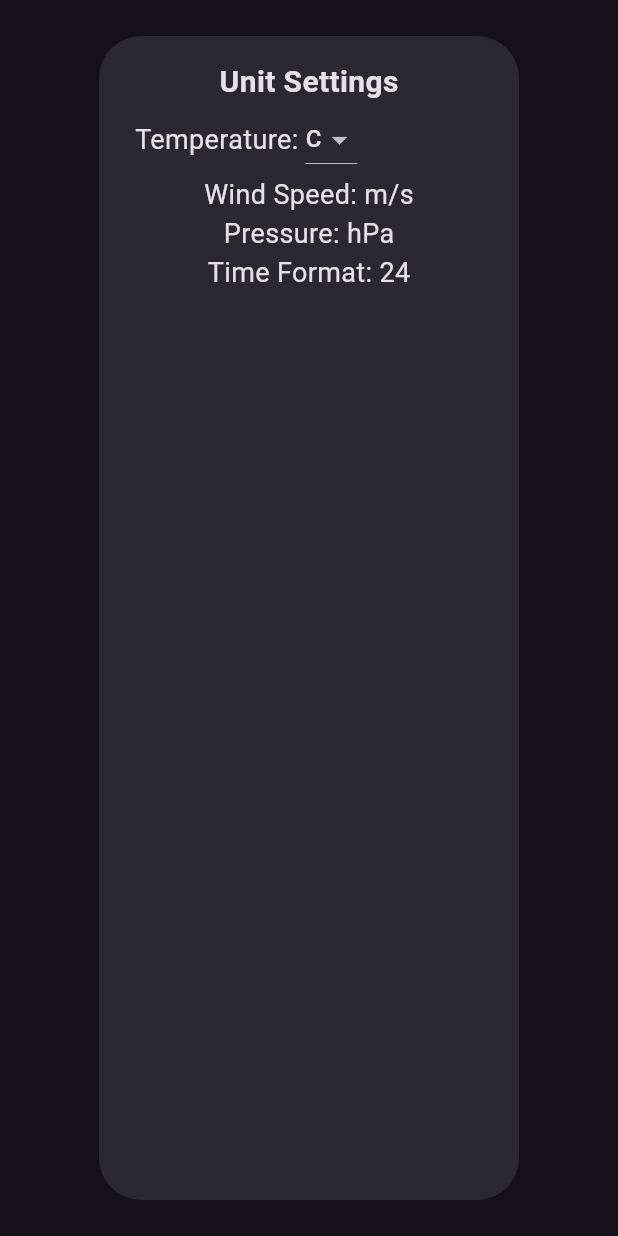
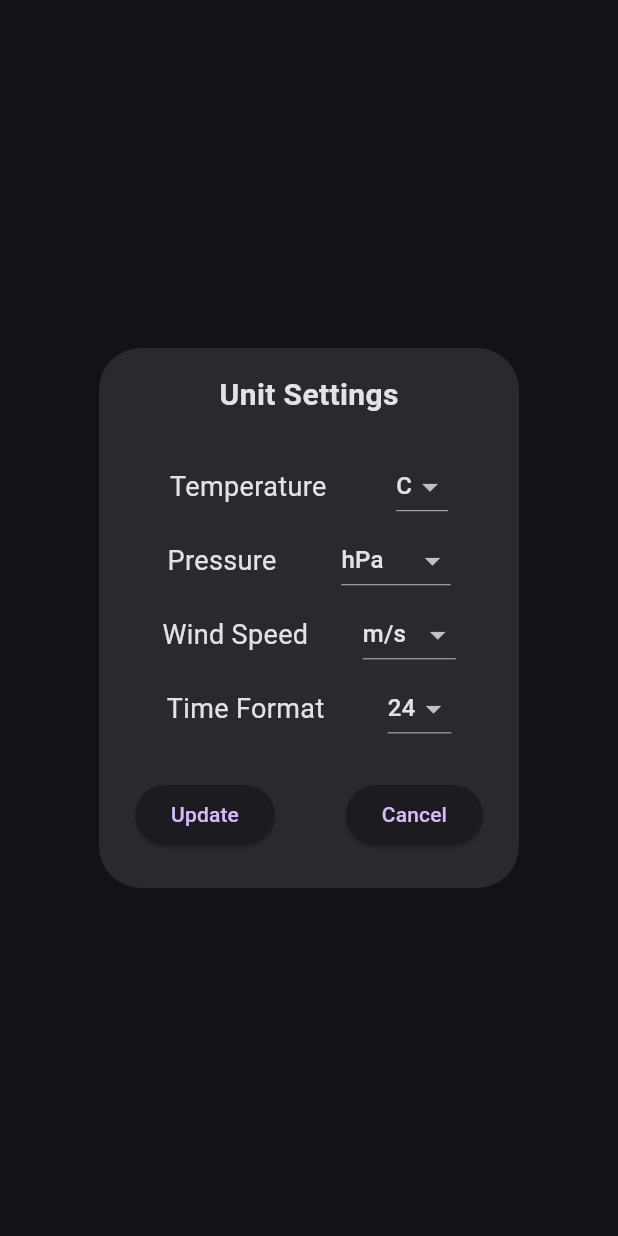
Before and after one commit to Keremovsky/flutter_weather_app, a Flutter app: the UnitSettings widget shown alone on an empty page, opened directly, on a phone screen of 412 x 824 dp. Run offline on Flutter 3.47's test engine with Material 2 defaults, Android fonts, the phone set to English and light mode, and no system bars; our stand-ins replace either_dart, flutter_riverpod, geolocator, internet_connection_checker, riverpod, shared_preferences; accounts and stored records are empty.

Commit message:
designing unit settings box

```diff
--- a/lib/core/constants/constants.dart
+++ b/lib/core/constants/constants.dart
@@ -44,4 +44,23 @@ class Constants {
     const DropdownMenuItem(value: "C", child: Text("C")),
     const DropdownMenuItem(value: "K", child: Text("K")),
   ];
+
+  // pressure drop down items
+  static final pressureDropDownItems = [
+    const DropdownMenuItem(value: "hPa", child: Text("hPa")),
+    const DropdownMenuItem(value: "bar", child: Text("bar")),
+    const DropdownMenuItem(value: "mmHg", child: Text("mmHg")),
+  ];
+
+  // wind speed drop down items
+  static final windDropDownItems = [
+    const DropdownMenuItem(value: "m/s", child: Text("m/s")),
+    const DropdownMenuItem(value: "km/h", child: Text("km/h")),
+  ];
+
+  // time format drop down items
+  static final timeDropDownItems = [
+    const DropdownMenuItem(value: "12", child: Text("12")),
+    const DropdownMenuItem(value: "24", child: Text("24")),
+  ];
 }
--- a/lib/features/weather/controller/weather_controller.dart
+++ b/lib/features/weather/controller/weather_controller.dart
@@ -55,7 +55,7 @@ class WeatherController extends StateNotifier {
           final pressure = dataList[a]["main"]["pressure"];
           final humidity = dataList[a]["main"]["humidity"];
           final speed = dataList[a]["wind"]["speed"];
-          final hour = DateFormat.H().format(parseHour);
+          final hour = DateFormat.Hm().format(parseHour);
 
           cityName = CityWeather(
             cityName: city,
--- a/lib/features/weather/widgets/main_weather_box/hourly_weather_box.dart
+++ b/lib/features/weather/widgets/main_weather_box/hourly_weather_box.dart
@@ -12,8 +12,6 @@ class HourlyWeatherBox extends ConsumerWidget {
   @override
   Widget build(BuildContext context, WidgetRef ref) {
     final unitSetting = ref.watch(unitSettingNotifierProvider);
-    int hour =
-        int.parse(cityWeather.hour) % int.parse(unitSetting.timeFormatUnit);
 
     return Card(
       child: SizedBox(
@@ -23,7 +21,7 @@ class HourlyWeatherBox extends ConsumerWidget {
           mainAxisAlignment: MainAxisAlignment.spaceAround,
           children: [
             Text(
-              "$hour:00",
+              cityWeather.hour,
               style: const TextStyle(fontSize: 15),
             ),
             Icon(
--- a/lib/features/weather/widgets/unit_settings.dart
+++ b/lib/features/weather/widgets/unit_settings.dart
@@ -2,18 +2,45 @@ import 'package:flutter/material.dart';
 import 'package:flutter_riverpod/flutter_riverpod.dart';
 import 'package:flutter_weather_app/core/constants/constants.dart';
 import 'package:flutter_weather_app/core/state_notifiers/unit_setting_notifer.dart';
+import '../../../models/unit_setting.dart';
 
-class UnitSettings extends ConsumerWidget {
-  final double radius = 10;
-
+class UnitSettings extends ConsumerStatefulWidget {
   const UnitSettings({super.key});
 
   @override
-  Widget build(BuildContext context, WidgetRef ref) {
-    final unitSetting = ref.watch(unitSettingNotifierProvider);
+  ConsumerState<ConsumerStatefulWidget> createState() => _UnitSettingsState();
+}
+
+class _UnitSettingsState extends ConsumerState<UnitSettings> {
+  late UnitSetting unitSetting;
+
+  late String tempUnit;
+  late String pressureUnit;
+  late String windSpeedUnit;
+  late String timeFormatUnit;
+
+  @override
+  void initState() {
+    super.initState();
+
+    UnitSetting initUnitSetting = ref.read(unitSettingNotifierProvider);
+
+    tempUnit = initUnitSetting.tempUnit;
+    pressureUnit = initUnitSetting.pressureUnit;
+    windSpeedUnit = initUnitSetting.windSpeedUnit;
+    timeFormatUnit = initUnitSetting.timeFormatUnit;
+  }
+
+  @override
+  Widget build(BuildContext context) {
+    unitSetting = ref.watch(unitSettingNotifierProvider);
 
     return AlertDialog(
-      content: Column(
+      content: SizedBox(
+        height: 320,
+        width: double.infinity,
+        child: Column(
+          mainAxisAlignment: MainAxisAlignment.spaceAround,
           children: [
             const Text(
               "Unit Settings",
@@ -22,36 +49,110 @@ class UnitSettings extends ConsumerWidget {
                 fontWeight: FontWeight.bold,
               ),
             ),
+            const SizedBox(height: 20),
             Row(
+              mainAxisAlignment: MainAxisAlignment.spaceAround,
               children: [
                 const Text(
-                "Temperature: ",
+                  "Temperature",
                   style: TextStyle(fontSize: 18),
                 ),
                 DropdownButton(
-                value: unitSetting.tempUnit,
                   items: Constants.tempDropDownItems,
+                  value: tempUnit,
                   onChanged: (value) {
-                  ref
-                      .read(unitSettingNotifierProvider.notifier)
-                      .setUnitSetting(unitSetting.copyWith(tempUnit: value));
+                    setState(() {
+                      tempUnit = value!;
+                    });
                   },
                 )
               ],
             ),
-          Text(
-            "Wind Speed: ${unitSetting.windSpeedUnit}",
-            style: const TextStyle(fontSize: 18),
+            Row(
+              mainAxisAlignment: MainAxisAlignment.spaceAround,
+              children: [
+                const Text(
+                  "Pressure",
+                  style: TextStyle(fontSize: 18),
                 ),
-          Text(
-            "Pressure: ${unitSetting.pressureUnit}",
-            style: const TextStyle(fontSize: 18),
+                DropdownButton(
+                  items: Constants.pressureDropDownItems,
+                  value: pressureUnit,
+                  onChanged: (value) {
+                    setState(() {
+                      pressureUnit = value!;
+                    });
+                  },
+                )
+              ],
             ),
-          Text(
-            "Time Format: ${unitSetting.timeFormatUnit}",
-            style: const TextStyle(fontSize: 18),
+            Row(
+              mainAxisAlignment: MainAxisAlignment.spaceAround,
+              children: [
+                const Text(
+                  "Wind Speed",
+                  style: TextStyle(fontSize: 18),
+                ),
+                DropdownButton(
+                  items: Constants.windDropDownItems,
+                  value: windSpeedUnit,
+                  onChanged: (value) {
+                    setState(() {
+                      windSpeedUnit = value!;
+                    });
+                  },
+                )
+              ],
+            ),
+            Row(
+              mainAxisAlignment: MainAxisAlignment.spaceAround,
+              children: [
+                const Text(
+                  "Time Format",
+                  style: TextStyle(fontSize: 18),
+                ),
+                DropdownButton(
+                  items: Constants.timeDropDownItems,
+                  value: timeFormatUnit,
+                  onChanged: (value) {
+                    setState(() {
+                      timeFormatUnit = value!;
+                    });
+                  },
+                )
+              ],
+            ),
+            const SizedBox(height: 20),
+            Row(
+              mainAxisAlignment: MainAxisAlignment.spaceBetween,
+              children: [
+                ElevatedButton(
+                  onPressed: () {
+                    ref
+                        .read(unitSettingNotifierProvider.notifier)
+                        .setUnitSetting(
+                          unitSetting.copyWith(
+                            tempUnit: tempUnit,
+                            pressureUnit: pressureUnit,
+                            windSpeedUnit: windSpeedUnit,
+                            timeFormatUnit: timeFormatUnit,
+                          ),
+                        );
+
+                    Navigator.pop(context);
+                  },
+                  child: const Text("Update"),
+                ),
+                ElevatedButton(
+                  onPressed: () {
+                    Navigator.pop(context);
+                  },
+                  child: const Text("Cancel"),
                 ),
               ],
+            )
+          ],
+        ),
       ),
     );
   }
```
Lines whose indentation alone changed are shown as unchanged.
